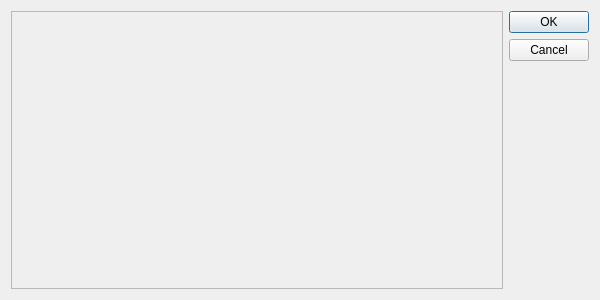
The window that randovania/gui/connections_editor.ui (randovania/randovania) describes before a commit, drawn with Qt 5.
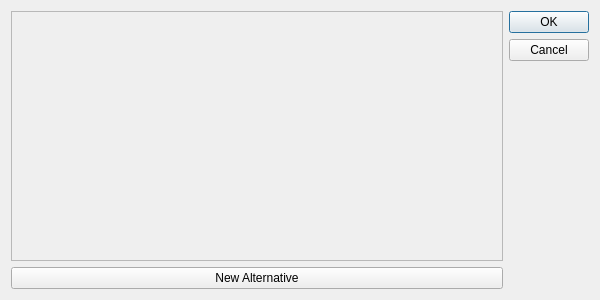
The same window after the commit.

Commit message: Implemented all visual tools for editing a connection

Diff of the .ui file:
```diff
--- a/randovania/gui/connections_editor.ui
+++ b/randovania/gui/connections_editor.ui
@@ -19,8 +19,8 @@
   <property name="windowTitle">
    <string>Dialog</string>
   </property>
-  <layout class="QHBoxLayout" name="horizontalLayout">
-   <item>
+  <layout class="QGridLayout" name="gridLayout_2">
+   <item row="0" column="0">
     <widget class="QScrollArea" name="visualizer_scroll">
      <property name="widgetResizable">
       <bool>true</bool>
@@ -31,14 +31,14 @@
         <x>0</x>
         <y>0</y>
         <width>499</width>
-        <height>280</height>
+        <height>251</height>
        </rect>
       </property>
       <layout class="QGridLayout" name="gridLayout"/>
      </widget>
     </widget>
    </item>
-   <item>
+   <item row="0" column="1">
     <widget class="QDialogButtonBox" name="buttonBox">
      <property name="orientation">
       <enum>Qt::Vertical</enum>
@@ -48,6 +48,13 @@
      </property>
     </widget>
    </item>
+   <item row="1" column="0">
+    <widget class="QPushButton" name="new_alternative_button">
+     <property name="text">
+      <string>New Alternative</string>
+     </property>
+    </widget>
+   </item>
   </layout>
  </widget>
  <resources/>
```
Left out of the diff: 2 changed lines with no effect on the pictures. The commit also changes 2 other files.
